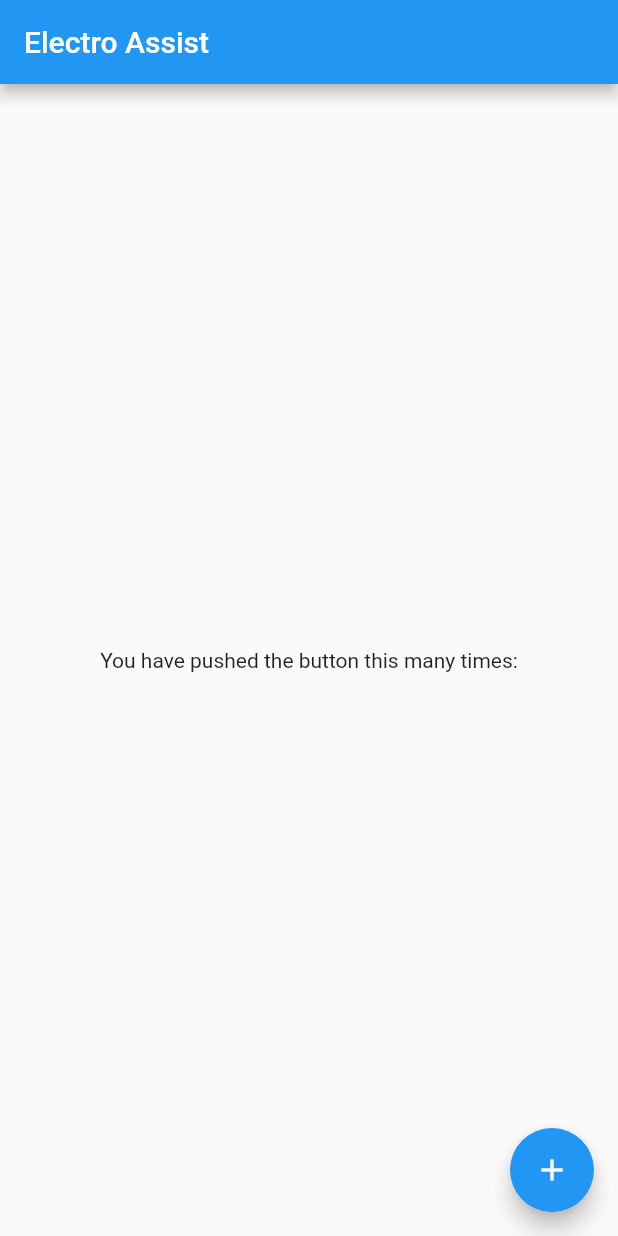
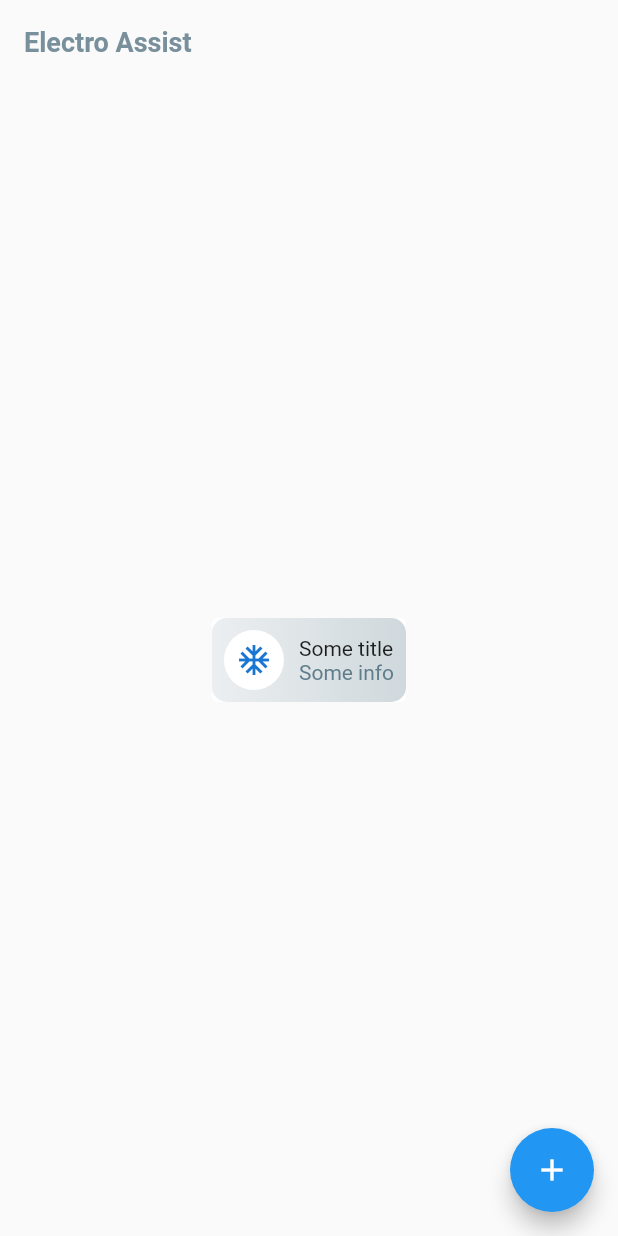
Before and after one commit to aswinmurali-io/electroassist, a Flutter app: the screen it shows after launch, on a phone screen of 412 x 824 dp. Run offline on Flutter 3.47's test engine with Material 2 defaults, Android fonts, the phone set to English and light mode, and no system bars; drawn by our look-alikes of bouncing_widget.

Commit message:
add module tile widget

```diff
--- a/lib/main.dart
+++ b/lib/main.dart
@@ -10,6 +10,17 @@ class ElectroAssist extends StatelessWidget {
       title: 'Electro Assist',
       theme: ThemeData(
         primarySwatch: Colors.blue,
+        appBarTheme: AppBarTheme(
+          backgroundColor: Colors.transparent,
+          shadowColor: Colors.transparent,
+          textTheme: TextTheme(
+            headline6: TextStyle(
+              color: Colors.blueGrey.shade400,
+              fontWeight: FontWeight.bold,
+              fontSize: 18,
+            ),
+          ),
+        ),
       ),
       home: DashboardPage(),
     );
--- a/lib/routes/dashboard.dart
+++ b/lib/routes/dashboard.dart
@@ -1,3 +1,4 @@
+import 'package:electroassist/shared/widgets/module_tile.dart';
 import 'package:flutter/material.dart';
 
 class DashboardPage extends StatefulWidget {
@@ -17,9 +18,13 @@ class _DashboardPageState extends State<DashboardPage> {
       body: Center(
         child: Column(
           mainAxisAlignment: MainAxisAlignment.center,
-          children: <Widget>[
-            Text(
-              'You have pushed the button this many times:',
+          children: [
+            ModuleTile(
+              avatorColor: Colors.white,
+              title: 'Some title',
+              page: DashboardPage(),
+              icon: Icon(Icons.ac_unit),
+              description: 'Some info',
             ),
           ],
         ),
--- /dev/null
+++ b/lib/shared/widgets/module_tile.dart
@@ -0,0 +1,77 @@
+import 'package:animations/animations.dart';
+import 'package:bouncing_widget/bouncing_widget.dart';
+import 'package:flutter/material.dart';
+
+class ModuleTile extends StatelessWidget {
+  final Widget page;
+
+  final Icon icon;
+
+  final Color avatorColor;
+
+  final Gradient gradient;
+
+  final String title, description;
+
+  const ModuleTile({
+    required this.title,
+    required this.icon,
+    required this.page,
+    required this.description,
+    required this.avatorColor,
+    this.gradient = const LinearGradient(
+      colors: [
+        Color(0xFFECEFF1), // Colors.blueGrey.shade50
+        Color(0xFFCFD8DC), // Colors.blueGrey.shade100
+      ],
+    ),
+  });
+
+  @override
+  build(context) {
+    return OpenContainer(
+      closedElevation: 0.0,
+      openBuilder: (context, _) => page,
+      closedBuilder: (context, action) {
+        return BouncingWidget(
+          onPressed: action,
+          scaleFactor: 1,
+          duration: const Duration(milliseconds: 200),
+          child: DecoratedBox(
+            decoration: BoxDecoration(
+                borderRadius: BorderRadius.circular(10),
+                border: Border.all(
+                  color: Colors.transparent,
+                ),
+                gradient: gradient),
+            child: Padding(
+              padding: const EdgeInsets.all(8.0),
+              child: Row(
+                mainAxisSize: MainAxisSize.min,
+                children: [
+                  CircleAvatar(
+                    child: icon,
+                    backgroundColor: avatorColor,
+                  ),
+                  const SizedBox(width: 10),
+                  Column(
+                    crossAxisAlignment: CrossAxisAlignment.start,
+                    children: [
+                      Text(title),
+                      Text(
+                        description,
+                        style: TextStyle(
+                          color: Colors.blueGrey,
+                        ),
+                      ),
+                    ],
+                  ),
+                ],
+              ),
+            ),
+          ),
+        );
+      },
+    );
+  }
+}
--- a/pubspec.yaml
+++ b/pubspec.yaml
@@ -28,6 +28,9 @@ dependencies:
   # The following adds the Cupertino Icons font to your application.
   # Use with the CupertinoIcons class for iOS style icons.
   cupertino_icons: ^1.0.2
+  flutter_animator: ^3.1.2
+  bouncing_widget: ^2.0.0
+  animations: ^2.0.0
 
 dev_dependencies:
   flutter_test:
```
